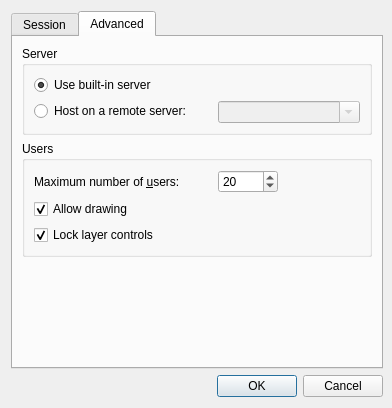
The window that src/client/ui/hostdialog.ui (drawpile/Drawpile) describes before a commit, drawn with Qt 5.
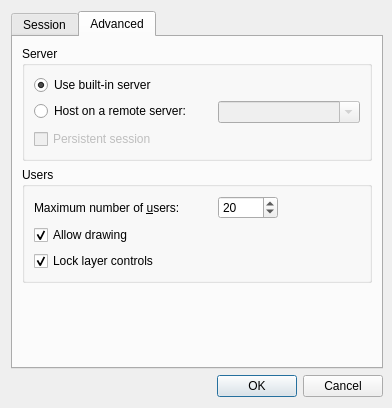
The same window after the commit. The open tabs and pages were chosen to show the change. Icons and pictures are not drawn. Custom widgets are drawn as their Qt base class.

Commit message: Toggleable session persistence mode

```diff
--- a/src/client/ui/hostdialog.ui
+++ b/src/client/ui/hostdialog.ui
@@ -373,6 +373,19 @@
             </property>
            </widget>
           </item>
+          <item row="2" column="0" colspan="2">
+           <widget class="QCheckBox" name="persistentSession">
+            <property name="enabled">
+             <bool>false</bool>
+            </property>
+            <property name="toolTip">
+             <string>A persistent session can be joined even after all users have left</string>
+            </property>
+            <property name="text">
+             <string>Persistent session</string>
+            </property>
+           </widget>
+          </item>
          </layout>
         </widget>
        </item>
```
Left out of the diff: 20 changed lines with no effect on the pictures. The commit also changes 10 other files.
